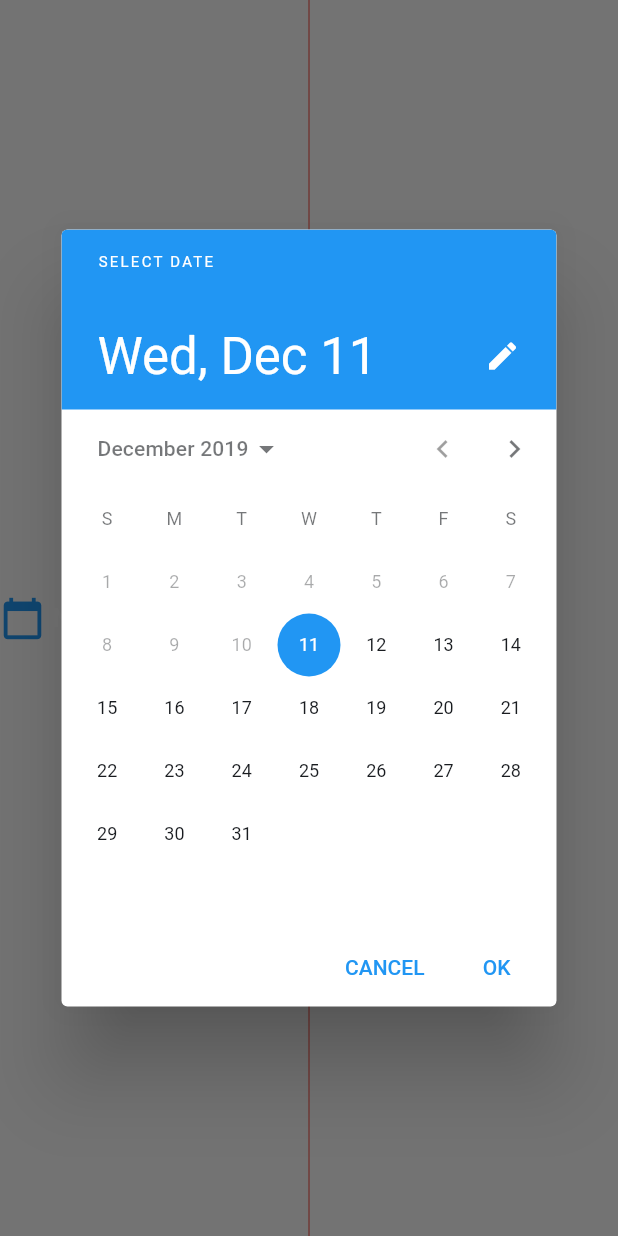
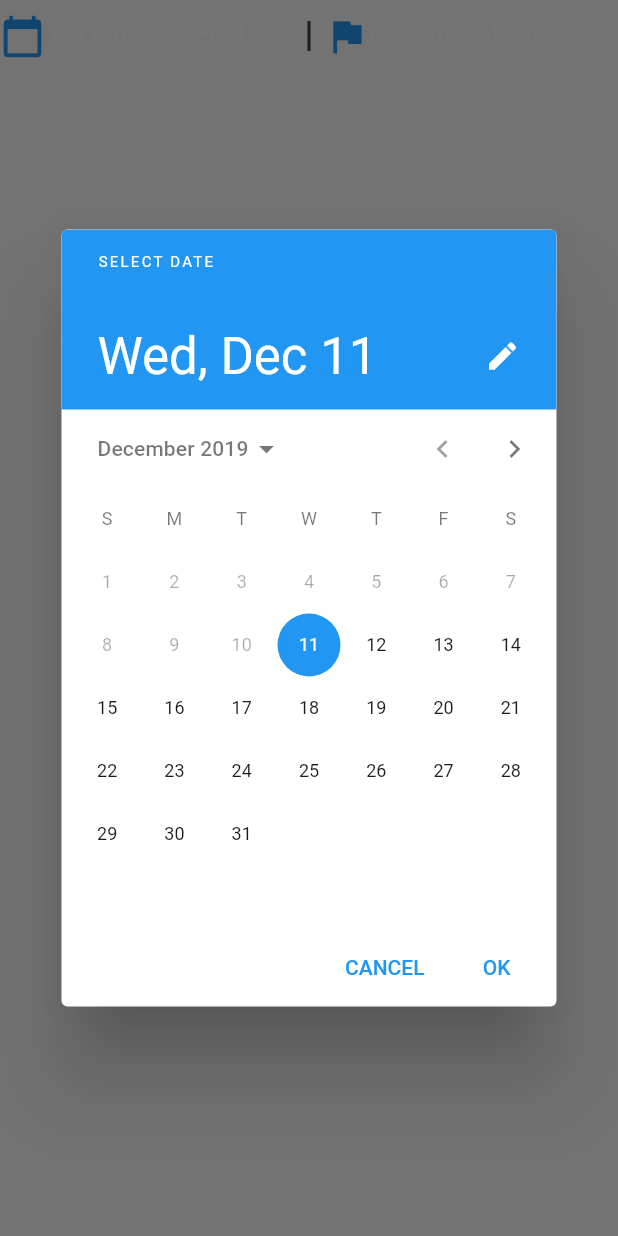
Before and after one commit to Great-TODO-dev/Great-TODO, a Flutter app: the DateTimePickers widget shown alone on an empty page, opened directly, after a tap on "No date selected", on a phone screen of 412 x 824 dp. Run offline on Flutter 3.47's test engine with Material 2 defaults, Android fonts, the phone set to English and light mode, and no system bars.

Commit message:
Добавил небольшой разделитель для дат в обзоре задачи

```diff
--- a/mobile_app/lib/Task/DateTimePickers.dart
+++ b/mobile_app/lib/Task/DateTimePickers.dart
@@ -5,6 +5,7 @@ import 'package:provider/provider.dart';
 
 import '../Stores/Task.dart';
 import '../Locals/locals.dart';
+import '../widgets/VerticalDivider.dart' as paint;
 
 class DateTimePickers extends StatefulWidget {
   DateTimePickers();
@@ -13,7 +14,6 @@ class DateTimePickers extends StatefulWidget {
 }
 
 class _DateTimePickersState extends State<DateTimePickers> {
-
   Future<void> _chooseDoDate() async {
     final task = Provider.of<Task>(context, listen: false);
     final date = await showDatePicker(
@@ -28,7 +28,9 @@ class _DateTimePickersState extends State<DateTimePickers> {
     }
     final time = await showTimePicker(
       context: context,
-      initialTime: task.date == null ? TimeOfDay.now() : TimeOfDay.fromDateTime(task.date),
+      initialTime: task.date == null
+          ? TimeOfDay.now()
+          : TimeOfDay.fromDateTime(task.date),
     );
     if (time == null) {
       return;
@@ -43,7 +45,11 @@ class _DateTimePickersState extends State<DateTimePickers> {
     final task = Provider.of<Task>(context, listen: false);
     final date = await showDatePicker(
       context: context,
-      firstDate: task.deadline == null ? DateTime.now() : task.deadline.isAfter(DateTime.now()) ? DateTime.now() : task.deadline,
+      firstDate: task.deadline == null
+          ? DateTime.now()
+          : task.deadline.isAfter(DateTime.now())
+              ? DateTime.now()
+              : task.deadline,
       lastDate: DateTime(2020),
       initialDate: task.deadline == null ? DateTime.now() : task.deadline,
       initialDatePickerMode: DatePickerMode.day,
@@ -106,7 +112,13 @@ class _DateTimePickersState extends State<DateTimePickers> {
             ),
           ),
         ),
-        VerticalDivider(color: Colors.red),
+        SizedBox(
+          height: 20,
+          width: 20,
+          child: CustomPaint(
+            painter: paint.VerticalDivider(),
+          ),
+        ),
         Expanded(
           child: FlatButton(
             padding: EdgeInsets.all(0),
@@ -116,10 +128,9 @@ class _DateTimePickersState extends State<DateTimePickers> {
                 Icon(
                   Icons.flag,
                   size: 30,
-                  color:
-                      task.deadline != null && task.isDeadlineToday()
-                          ? Colors.red
-                          : Colors.blue,
+                  color: task.deadline != null && task.isDeadlineToday()
+                      ? Colors.red
+                      : Colors.blue,
                 ),
                 Expanded(
                   child: Text(
--- /dev/null
+++ b/mobile_app/lib/widgets/VerticalDivider.dart
@@ -0,0 +1,18 @@
+import 'package:flutter/material.dart';
+
+class VerticalDivider extends CustomPainter{
+  @override
+  void paint(Canvas canvas, Size size) {
+    Paint paint = Paint();
+    paint.color = Color.fromRGBO(64, 59, 59, 1);
+    paint.style = PaintingStyle.fill;
+    paint.strokeWidth = 2;
+    print(size);
+    canvas.drawLine(Offset(size.height / 2, 0), Offset(size.height / 2, size.height), paint);
+  }
+
+  @override
+  bool shouldRepaint(CustomPainter old) {
+    return false;
+  }
+}
```
